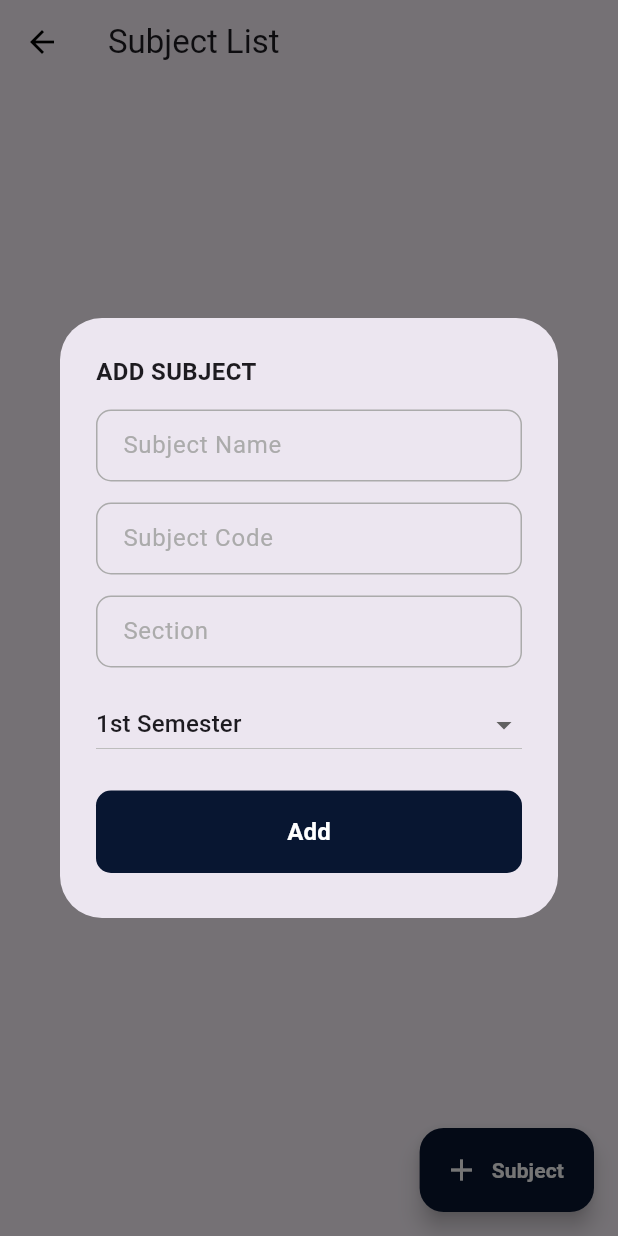
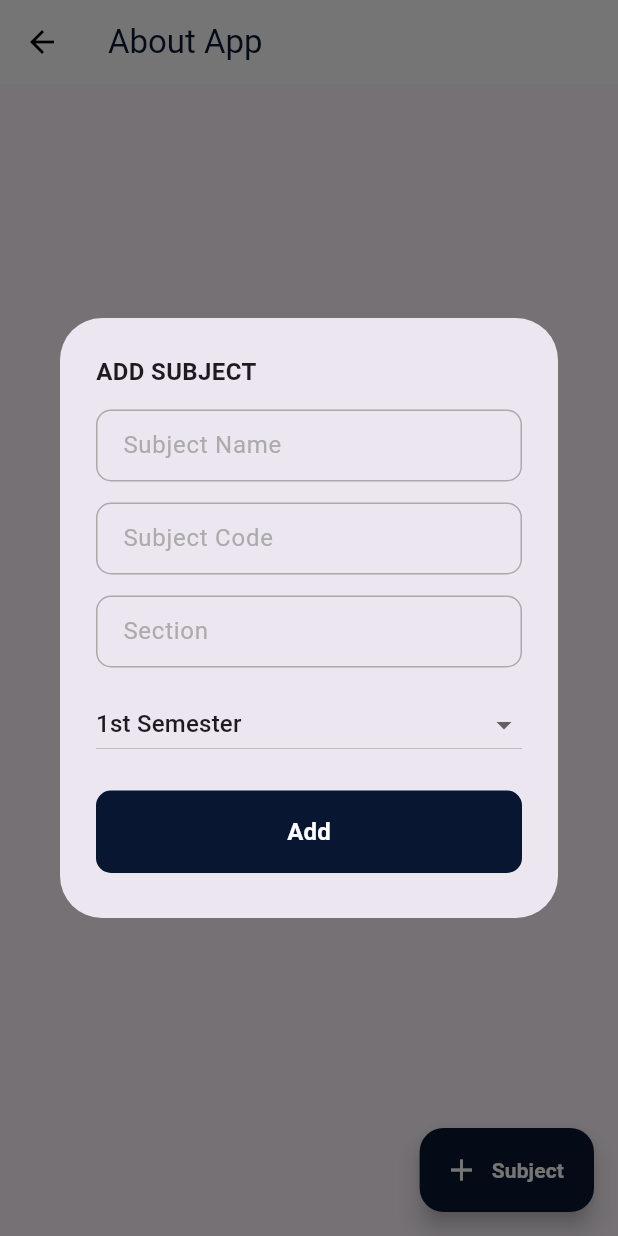
Before and after one commit to Amawers/attendifyyy, a Flutter app: the AttendanceReport screen opened directly, after a tap on the "arrow back" icon, after a tap on "Subject List", after a tap on "Subject", on a phone screen of 412 x 824 dp. Run offline on Flutter 3.47's test engine with Material 3 defaults, Android fonts, the phone set to English and light mode, and no system bars; our stand-ins replace email_validator, image_picker, shared_preferences; missing offline and left inert: mobile_scanner; accounts and stored records are empty.

Commit message:
In all screen appbars done

```diff
--- a/lib/attendance/attendance_list.dart
+++ b/lib/attendance/attendance_list.dart
@@ -62,10 +62,11 @@ class _AttendanceReportState extends State<AttendanceReport> {
     final response = await http.post(Uri.parse(Api.listOfAttendance),
         body: {'teacher_id': teacherId, 'subject_name': selectedSubject});
     if (response.statusCode == 200) {
-      try{
+      try {
         studentAttendanceData = jsonDecode(response.body);
-      print("Attendance sa student nga sa specific teacher ug subject: ${studentAttendanceData ?? ""}");
-      }catch(error){
+        print(
+            "Attendance sa student nga sa specific teacher ug subject: ${studentAttendanceData ?? ""}");
+      } catch (error) {
         print("no data lods");
         studentAttendanceData.clear();
       }
@@ -80,15 +81,14 @@ class _AttendanceReportState extends State<AttendanceReport> {
   Widget build(BuildContext context) {
     return Scaffold(
       appBar: AppBar(
-          title: Text('Attendance Report'),
-          leading: IconButton(
-              icon: Icon(Icons.arrow_back, color: Colors.black),
-              onPressed: () {
-                Navigator.pushReplacement(
-                  context,
-                  MaterialPageRoute(builder: (context) => BottomNavBar()),
-                );
-              })),
+        title: const Text("Attendance Report",
+            style: TextStyle(color: Color(0xFF081631))),
+        leading: IconButton(
+            icon: const Icon(Icons.arrow_back, color: Colors.black),
+            onPressed: () => Navigator.pushReplacement(context,
+                MaterialPageRoute(builder: (context) => const BottomNavBar()))),
+        backgroundColor: Colors.white,
+      ),
       body: Column(
         children: [
           DropdownButton(
@@ -111,7 +111,8 @@ class _AttendanceReportState extends State<AttendanceReport> {
               itemCount: studentAttendanceData.length,
               itemBuilder: (context, index) {
                 return AttendanceReportWidget(
-                    first_name: studentAttendanceData[index]['first_name'] ?? "",
+                    first_name:
+                        studentAttendanceData[index]['first_name'] ?? "",
                     last_name: studentAttendanceData[index]['last_name'] ?? "",
                     attendance_status: studentAttendanceData[index]
                         ['attendance_status'],
--- a/lib/core/dashboard.dart
+++ b/lib/core/dashboard.dart
@@ -36,10 +36,29 @@ class _DashboardScreenState extends State<DashboardScreen> {
   @override
   Widget build(BuildContext context) {
     return Scaffold(
-      appBar: AppBar(
-        backgroundColor: Colors.transparent,
+      appBar: PreferredSize(
+        preferredSize: const Size.fromHeight(55),
+        child: AppBar(
+          centerTitle: true,
           automaticallyImplyLeading: false,
-        title: Column(
+          backgroundColor: Color.fromARGB(255, 255, 255, 255),
+          title: Container(
+            padding: const EdgeInsets.fromLTRB(4.0, 10.0, 4.0, 4.0),
+            child: Image.asset(
+              'assets/images/logo.png',
+              width: 90,
+              height: 200,
+            ),
+          ),
+        ),
+      ),
+      body: ListView(
+        padding: const EdgeInsets.symmetric(vertical: 20.0, horizontal: 14.0),
+        children: [
+          Row(
+            mainAxisAlignment: MainAxisAlignment.spaceBetween,
+            children: [
+              Column(
                 crossAxisAlignment: CrossAxisAlignment.start,
                 children: [
                   Text(
@@ -59,19 +78,16 @@ class _DashboardScreenState extends State<DashboardScreen> {
                   ),
                 ],
               ),
-        actions: [
               Container(
                   margin: const EdgeInsets.only(right: 10.0),
                   child: const CircleAvatar(
                     backgroundColor: Colors.blue,
                     minRadius: 15,
                     maxRadius: 25,
-              ))
+                  )),
             ],
           ),
-      body: ListView(
-        padding: const EdgeInsets.symmetric(vertical: 20.0, horizontal: 14.0),
-        children: [
+          const SizedBox(height: 15),
           //Overview
           Container(
             decoration: BoxDecoration(
--- a/lib/core/settings.dart
+++ b/lib/core/settings.dart
@@ -11,11 +11,11 @@ class SettingsScreen extends StatelessWidget {
     return Scaffold(
       // Starting of AppBar Section with Logo
       appBar: PreferredSize(
-        preferredSize: const Size.fromHeight(100.0),
+        preferredSize: const Size.fromHeight(55),
         child: AppBar(
           centerTitle: true,
           automaticallyImplyLeading: false,
-          backgroundColor: const Color.fromARGB(255, 255, 255, 255),
+          backgroundColor: Color.fromARGB(255, 255, 255, 255),
           title: Container(
             padding: const EdgeInsets.fromLTRB(4.0, 10.0, 4.0, 4.0),
             child: Image.asset(
--- a/lib/create_schedules/create_schedule.dart
+++ b/lib/create_schedules/create_schedule.dart
@@ -6,8 +6,15 @@ import 'package:flutter/material.dart';
 import 'package:http/http.dart' as http;
 
 // List<int> dayOfWeekList = [1, 2, 3, 4, 5, 6, 7];
-List<String> dayOfWeekList = ["Monday", "Tuesday", "Wednesday", "Thursday", "Friday", "Saturday", "Sunday"];
-
+List<String> dayOfWeekList = [
+  "Monday",
+  "Tuesday",
+  "Wednesday",
+  "Thursday",
+  "Friday",
+  "Saturday",
+  "Sunday"
+];
 
 class ListOfSchedules extends StatefulWidget {
   const ListOfSchedules({super.key});
@@ -65,11 +72,13 @@ class _ListOfSchedulesState extends State<ListOfSchedules> {
 
     return Scaffold(
       appBar: AppBar(
+        title: const Text("Schedule List",
+            style: TextStyle(color: Color(0xFF081631))),
         leading: IconButton(
             icon: const Icon(Icons.arrow_back, color: Colors.black),
             onPressed: () => Navigator.pushReplacement(context,
                 MaterialPageRoute(builder: (context) => const BottomNavBar()))),
-        title: const Text('Schedule List'),
+        backgroundColor: Colors.white,
       ),
       body: ListView.builder(
           padding: const EdgeInsets.fromLTRB(14.0, 14.0, 14.0, 80.0),
@@ -132,7 +141,8 @@ class ClassScheduleCard extends StatelessWidget {
       required this.backgroundColor});
 
   Future<void> deleteSchedule(String schedule_id) async {
-    final response = await http.delete(Uri.parse('${Api.deleteSchedule}?schedule_id=${schedule_id}'));
+    final response = await http
+        .delete(Uri.parse('${Api.deleteSchedule}?schedule_id=${schedule_id}'));
     if (response.statusCode == 200) {
       print('Na delete? ${jsonDecode(response.body)}');
     }
@@ -470,8 +480,10 @@ class _CreateScheduleState extends State<CreateSchedule> {
                   //     child: Text("$value"),
                   //   );
                   // }).toList(),
-                  items: dayOfWeekList.map<DropdownMenuItem<String>>((String value) {
-                    return DropdownMenuItem(value: value, child: Text("$value"));
+                  items: dayOfWeekList
+                      .map<DropdownMenuItem<String>>((String value) {
+                    return DropdownMenuItem(
+                        value: value, child: Text("$value"));
                   }).toList(),
                   onChanged: (String? value) {
                     // This is called when the user selects an item.
--- a/lib/create_students/create_students.dart
+++ b/lib/create_students/create_students.dart
@@ -65,7 +65,6 @@ class _ListOfStudentsScreenState extends State<ListOfStudentsScreen> {
       print("kani nag eror $error");
     }
   }
-
   @override
   Widget build(BuildContext context) {
     return Scaffold(
@@ -73,8 +72,7 @@ class _ListOfStudentsScreenState extends State<ListOfStudentsScreen> {
         leading: IconButton(
             icon: const Icon(Icons.arrow_back, color: Colors.black),
             onPressed: () => Navigator.pop(context)),
-          title:
-              Column(crossAxisAlignment: CrossAxisAlignment.start, children: [
+        title: Column(crossAxisAlignment: CrossAxisAlignment.start, children: [
           const Text(
             'Student List',
             style: TextStyle(
@@ -89,7 +87,9 @@ class _ListOfStudentsScreenState extends State<ListOfStudentsScreen> {
               fontSize: 12,
             ),
           ),
-          ])),
+        ]),
+        backgroundColor: Colors.white,
+      ),
       /*
       * display empty of studentlist is empty
       * */
--- a/lib/create_subjects/create_subjects.dart
+++ b/lib/create_subjects/create_subjects.dart
@@ -57,14 +57,15 @@ class _ListOfSubjectsState extends State<ListOfSubjects> {
       0xFF00315D,
       0xFFA4C9FE,
     ];
-
     return Scaffold(
       appBar: AppBar(
+        title: const Text("About App", style: TextStyle(color:  Color(0xFF081631) )),
         leading: IconButton(
             icon: const Icon(Icons.arrow_back, color: Colors.black),
             onPressed: () => Navigator.pushReplacement(context,
-                MaterialPageRoute(builder: (context) => const BottomNavBar()))),
-        title: const Text('Subject List'),
+                MaterialPageRoute(builder: (context) => const BottomNavBar()))
+            ),
+        backgroundColor: Colors.white,
       ),
       body: (converted.isEmpty)
           ? const Center(child: Text('Empty'))
--- a/lib/scanning_qr/scan_qr.dart
+++ b/lib/scanning_qr/scan_qr.dart
@@ -92,12 +92,12 @@ class _ScanQrScreenState extends State<ScanQrScreen> {
   Widget build(BuildContext context) {
     return Scaffold(
       // Starting of AppBar Section with Logo
-      appBar: PreferredSize(
-        preferredSize: const Size.fromHeight(100.0),
+       appBar: PreferredSize(
+        preferredSize: const Size.fromHeight(55),
         child: AppBar(
           centerTitle: true,
           automaticallyImplyLeading: false,
-          backgroundColor: const Color.fromARGB(255, 255, 255, 255),
+          backgroundColor: Color.fromARGB(255, 255, 255, 255),
           title: Container(
             padding: const EdgeInsets.fromLTRB(4.0, 10.0, 4.0, 4.0),
             child: Image.asset(
@@ -107,7 +107,7 @@ class _ScanQrScreenState extends State<ScanQrScreen> {
             ),
           ),
         ),
-      ), // Ending of AppBar Section
+      ),  // Ending of AppBar Section
 
       body: Container(
         width: double.infinity,
```
Lines whose indentation alone changed are shown as unchanged.
